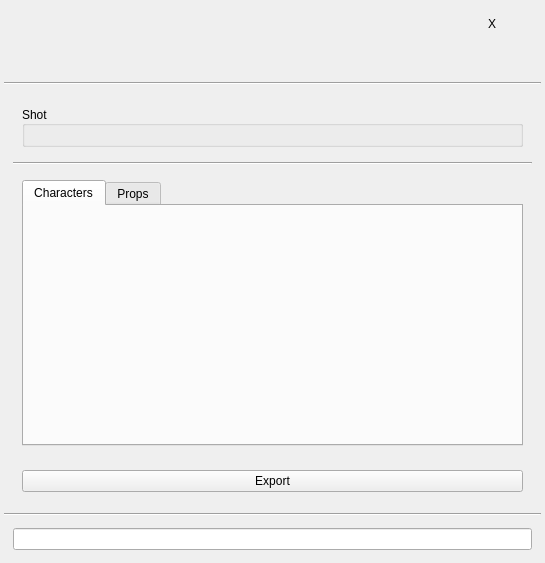
This is helga/maya/import_export/asset_manager/media/asset_manager.ui in timmwagener/helga as Qt 5 draws it before an edit. The edited form follows.
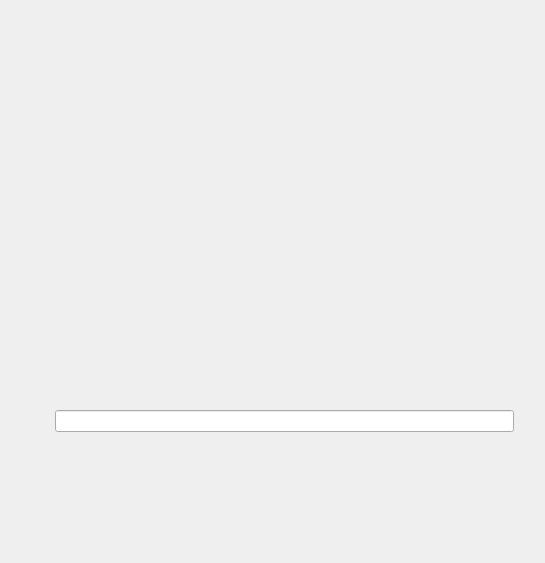
This is the edited form.

Commit message: Maya: 1. AssetManager GUI customizations. Base layout for UI should be pretty far.

```diff
--- a/helga/maya/import_export/asset_manager/media/asset_manager.ui
+++ b/helga/maya/import_export/asset_manager/media/asset_manager.ui
@@ -23,21 +23,7 @@
    <property name="margin">
     <number>4</number>
    </property>
-   <item row="4" column="0">
-    <widget class="Line" name="line_2">
-     <property name="orientation">
-      <enum>Qt::Horizontal</enum>
-     </property>
-    </widget>
-   </item>
-   <item row="2" column="0">
-    <widget class="Line" name="line">
-     <property name="orientation">
-      <enum>Qt::Horizontal</enum>
-     </property>
-    </widget>
-   </item>
-   <item row="1" column="0">
+   <item row="0" column="0">
     <widget class="QWidget" name="wdgt_header" native="true">
      <property name="sizePolicy">
       <sizepolicy hsizetype="Preferred" vsizetype="Fixed">
@@ -67,145 +53,43 @@
      </layout>
     </widget>
    </item>
-   <item row="3" column="0">
+   <item row="1" column="0">
     <widget class="QWidget" name="wdgt_content" native="true">
      <layout class="QVBoxLayout" name="lyt_content">
       <item>
-       <widget class="QWidget" name="wdgt_shot_metadata" native="true">
-        <property name="sizePolicy">
-         <sizepolicy hsizetype="Preferred" vsizetype="Minimum">
-          <horstretch>0</horstretch>
-          <verstretch>0</verstretch>
-         </sizepolicy>
-        </property>
-        <layout class="QVBoxLayout" name="verticalLayout_3">
-         <item>
-          <widget class="QGroupBox" name="grpbx_shot_metadata">
-           <property name="sizePolicy">
-            <sizepolicy hsizetype="Preferred" vsizetype="Minimum">
-             <horstretch>0</horstretch>
-             <verstretch>0</verstretch>
-            </sizepolicy>
-           </property>
-           <property name="title">
-            <string>Shot</string>
-           </property>
-           <property name="alignment">
-            <set>Qt::AlignLeading|Qt::AlignLeft|Qt::AlignVCenter</set>
-           </property>
-           <property name="flat">
-            <bool>false</bool>
-           </property>
-           <layout class="QVBoxLayout" name="lyt_shot_metadata"/>
-          </widget>
-         </item>
-        </layout>
-       </widget>
-      </item>
-      <item>
-       <widget class="Line" name="line_3">
-        <property name="orientation">
-         <enum>Qt::Horizontal</enum>
-        </property>
-       </widget>
-      </item>
-      <item>
-       <widget class="QWidget" name="wdgt_chars_props_metadata" native="true">
+       <widget class="QWidget" name="wdgt_stacked_widget_container" native="true">
         <property name="sizePolicy">
          <sizepolicy hsizetype="Preferred" vsizetype="Expanding">
           <horstretch>0</horstretch>
           <verstretch>0</verstretch>
          </sizepolicy>
         </property>
-        <layout class="QVBoxLayout" name="verticalLayout">
-         <item>
-          <widget class="QTabWidget" name="tab_wdgt_chars_props_metadata">
-           <property name="currentIndex">
-            <number>0</number>
-           </property>
-           <widget class="QWidget" name="tab_chars">
-            <attribute name="title">
-             <string>Characters</string>
-            </attribute>
-            <layout class="QVBoxLayout" name="lyt_chars_metadata"/>
-           </widget>
-           <widget class="QWidget" name="tab_props">
-            <attribute name="title">
-             <string>Props</string>
-            </attribute>
-            <layout class="QVBoxLayout" name="lyt_props_metadata"/>
-           </widget>
+        <layout class="QGridLayout" name="lyt_stacked_widget_container">
+         <item row="0" column="0">
+          <widget class="QWidget" name="wdgt_metadata_buttons" native="true">
+           <layout class="QVBoxLayout" name="lyt_metadata_buttons"/>
           </widget>
          </item>
-        </layout>
-       </widget>
-      </item>
-      <item>
-       <widget class="QWidget" name="wdgt_buttons" native="true">
-        <layout class="QVBoxLayout" name="lyt_buttons">
-         <item>
-          <widget class="QPushButton" name="btn_export">
-           <property name="text">
-            <string>Export</string>
-           </property>
+         <item row="1" column="0">
+          <widget class="QWidget" name="wdgt_export" native="true">
+           <layout class="QVBoxLayout" name="lyt_button_export"/>
           </widget>
          </item>
+         <item row="1" column="1">
+          <widget class="QWidget" name="wdgt_log" native="true">
+           <layout class="QVBoxLayout" name="verticalLayout_3">
+            <item>
+             <widget class="QLineEdit" name="le_status"/>
+            </item>
+           </layout>
+          </widget>
+         </item>
         </layout>
        </widget>
       </item>
      </layout>
     </widget>
    </item>
-   <item row="5" column="0">
-    <widget class="QWidget" name="wdgt_footer" native="true">
-     <property name="sizePolicy">
-      <sizepolicy hsizetype="Preferred" vsizetype="Maximum">
-       <horstretch>0</horstretch>
-       <verstretch>0</verstretch>
-      </sizepolicy>
-     </property>
-     <layout class="QVBoxLayout" name="verticalLayout_2">
-      <item>
-       <widget class="QLineEdit" name="le_status"/>
-      </item>
-     </layout>
-    </widget>
-   </item>
-   <item row="0" column="0">
-    <widget class="QWidget" name="wdgt_close" native="true">
-     <layout class="QHBoxLayout" name="horizontalLayout">
-      <item>
-       <spacer name="horizontalSpacer">
-        <property name="orientation">
-         <enum>Qt::Horizontal</enum>
-        </property>
-        <property name="sizeHint" stdset="0">
-         <size>
-          <width>40</width>
-          <height>20</height>
-         </size>
-        </property>
-       </spacer>
-      </item>
-      <item>
-       <widget class="QPushButton" name="btn_close">
-        <property name="sizePolicy">
-         <sizepolicy hsizetype="Minimum" vsizetype="Minimum">
-          <horstretch>0</horstretch>
-          <verstretch>0</verstretch>
-         </sizepolicy>
-        </property>
-        <property name="text">
-         <string>X</string>
-        </property>
-        <property name="flat">
-         <bool>true</bool>
-        </property>
-       </widget>
-      </item>
-     </layout>
-    </widget>
-   </item>
   </layout>
  </widget>
  <resources/>
```
The commit also changes 2 other files.
